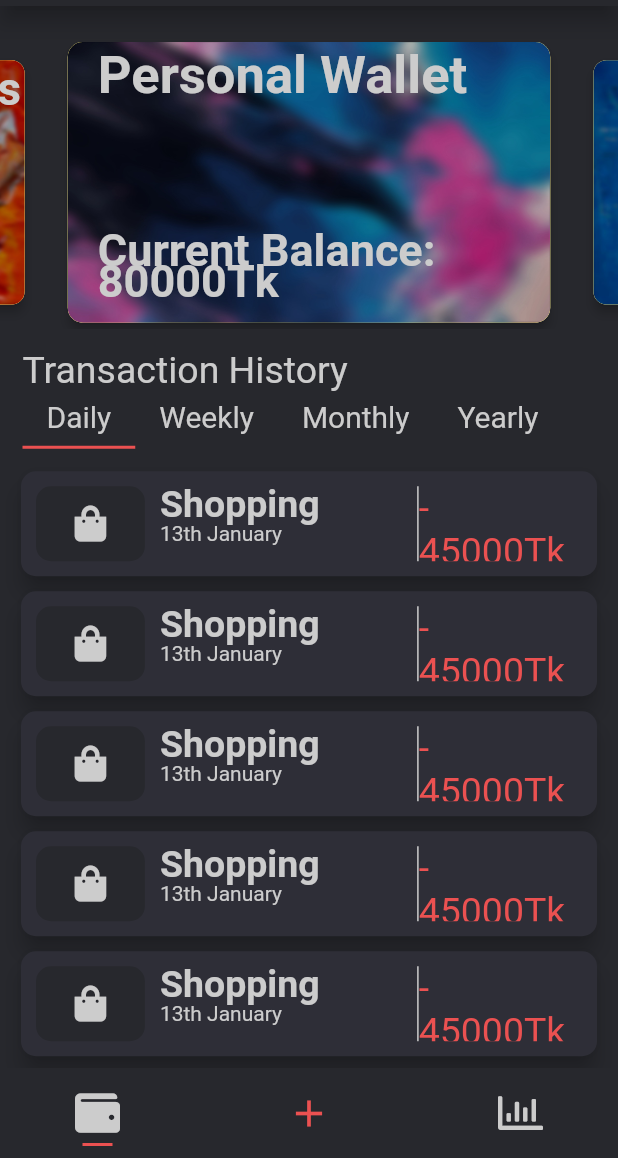
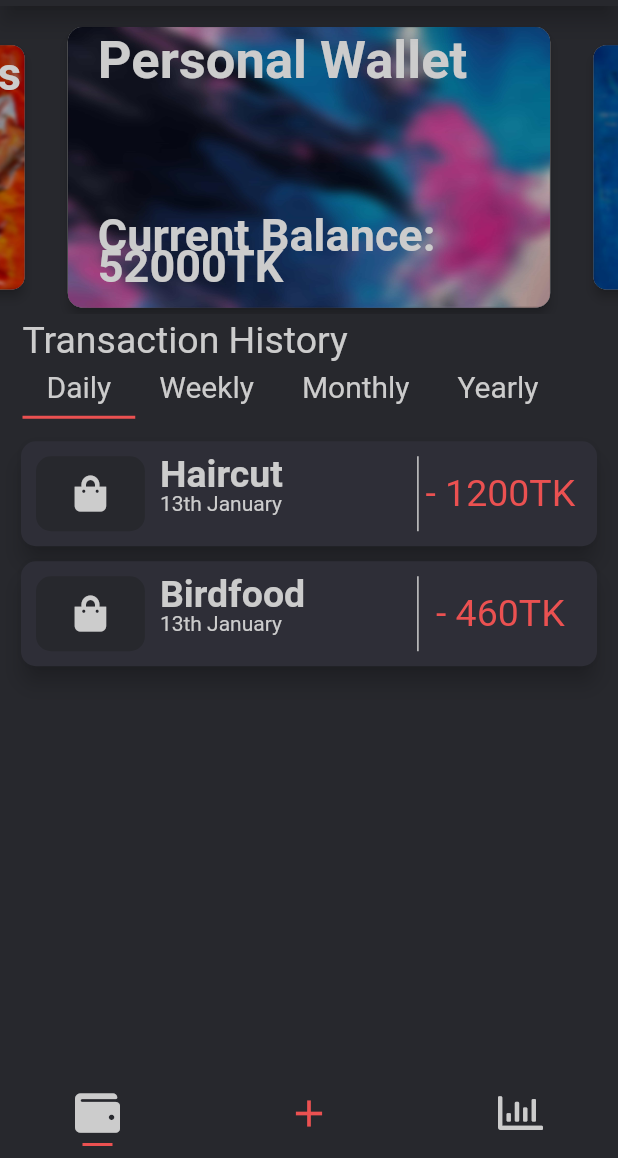
Before and after one commit to WorkWithAfridi/MY-WALLET, a Flutter app: the screen it shows after launch, on a phone screen of 412 x 824 dp, the part 78-1236 px from its top. Run offline on Flutter 3.47's test engine with Material 2 defaults, Android fonts, the phone set to English and light mode, and no system bars; drawn by our look-alikes of avatar_glow, carousel_slider; our stand-ins replace fl_chart, font_awesome_flutter, google_fonts, lottie; Roboto replaces fonts that are missing (Dongle).

Commit message:
Added Provider classes for userData

```diff
--- a/lib/main.dart
+++ b/lib/main.dart
@@ -1,4 +1,5 @@
 import 'package:flutter/material.dart';
+import 'package:my_wallet/model/userData.dart';
 import 'package:my_wallet/page/addTransaction.dart';
 import 'package:my_wallet/page/dashboard.dart';
 import 'package:my_wallet/page/homepage.dart';
@@ -19,6 +20,7 @@ class MyApp extends StatelessWidget {
     return MultiProvider(
       providers: [
         Provider(create: (context) => AppData()),
+        ChangeNotifierProvider(create: (context)=>UserData())
       ],
       child: MaterialApp(
         title: 'Flutter Demo',
--- /dev/null
+++ b/lib/model/transaction.dart
@@ -0,0 +1,8 @@
+class Transaction {
+  late bool isIncome;
+  late String amount;
+  late String title;
+  late String summary;
+
+  Transaction.name(this.isIncome, this.amount, this.title, this.summary);
+}
--- /dev/null
+++ b/lib/model/userData.dart
@@ -0,0 +1,23 @@
+import 'package:flutter/cupertino.dart';
+import 'package:my_wallet/model/transaction.dart';
+
+class UserData extends ChangeNotifier{
+  late String userName;
+  late String userWallet;
+  late String userExpenses;
+  late String userSaving;
+  late List<Transaction> userTransactions;
+  UserData();
+  void updateData(String name, String wallet, String expenses, String savings,
+      List<Transaction> transactions) {
+    userName = name;
+    userWallet = wallet;
+    userExpenses = expenses;
+    userSaving = savings;
+    userTransactions = transactions;
+  }
+  void addTransaction(Transaction someTransaction){
+    userTransactions.add(someTransaction);
+    notifyListeners();
+  }
+}
--- a/lib/page/homepage.dart
+++ b/lib/page/homepage.dart
@@ -2,6 +2,8 @@ import 'package:avatar_glow/avatar_glow.dart';
 import 'package:carousel_slider/carousel_slider.dart';
 import 'package:flutter/material.dart';
 import 'package:font_awesome_flutter/font_awesome_flutter.dart';
+import 'package:my_wallet/model/transaction.dart';
+import 'package:my_wallet/model/userData.dart';
 import 'package:my_wallet/page/addTransaction.dart';
 import 'package:my_wallet/page/dashboard.dart';
 import 'package:my_wallet/provider/appData.dart';
@@ -32,8 +34,13 @@ class _HomePageState extends State<HomePage> with TickerProviderStateMixin {
     normalHighLightTextStyle = appData.normalHighLightTextStyle;
     carouselSliderController = CarouselController();
     tabController = TabController(length: 4, vsync: this);
+    userData = Provider.of<UserData>(context, listen: false);
+    userData.updateData("Khondakar Afridi", '52000', '12000', '15000', []);
+    userData.addTransaction(Transaction.name(false, '1200', 'Haircut', ''));
+    userData.addTransaction(Transaction.name(false, '460', 'Birdfood', ''));
   }
 
+  late UserData userData;
   @override
   void initState() {
     getData(context);
@@ -86,7 +93,7 @@ class _HomePageState extends State<HomePage> with TickerProviderStateMixin {
                     crossAxisAlignment: CrossAxisAlignment.start,
                     children: [
                       const SizedBox(
-                        height: 20,
+                        height: 10,
                       ),
                       Container(
                         // height: 200,
@@ -107,11 +114,12 @@ class _HomePageState extends State<HomePage> with TickerProviderStateMixin {
                             enlargeCenterPage: true,
                             reverse: false,
                             enableInfiniteScroll: false,
-                              scrollPhysics: const BouncingScrollPhysics()),
+                            scrollPhysics: const BouncingScrollPhysics(),
+                          ),
                         ),
                       ),
                       const SizedBox(
-                        height: 20,
+                        height: 10,
                       ),
                       Padding(
                         padding: const EdgeInsets.symmetric(horizontal: 15.0),
@@ -164,7 +172,7 @@ class _HomePageState extends State<HomePage> with TickerProviderStateMixin {
                       Padding(
                         padding: const EdgeInsets.symmetric(horizontal: 10),
                         child: ListView.builder(
-                          itemCount: 12,
+                          itemCount: userData.userTransactions.length,
                           shrinkWrap: true,
                           physics: const NeverScrollableScrollPhysics(),
                           itemBuilder: (BuildContext context, int itemIndex) {
@@ -224,7 +232,10 @@ class _HomePageState extends State<HomePage> with TickerProviderStateMixin {
                                                   MainAxisAlignment.center,
                                               children: [
                                                 Text(
-                                                  'Shopping',
+                                                  userData
+                                                      .userTransactions[
+                                                          itemIndex]
+                                                      .title,
                                                   style: headerTextStyleWhite,
                                                 ),
                                                 Text(
@@ -246,10 +257,10 @@ class _HomePageState extends State<HomePage> with TickerProviderStateMixin {
                                           width: double.infinity,
                                           alignment: Alignment.center,
                                           child: Text(
-                                            '- 45000Tk',
+                                            '${userData.userTransactions[itemIndex].isIncome ? '+' : '-'} ${userData.userTransactions[itemIndex].amount}TK',
                                             style: normalTextStyle.copyWith(
                                                 fontSize: 25,
-                                                color: Theme.of(context)
+                                                color: userData.userTransactions[itemIndex].isIncome ? Colors.green: Theme.of(context)
                                                     .colorScheme
                                                     .primary),
                                           ),
@@ -350,17 +361,17 @@ class _HomePageState extends State<HomePage> with TickerProviderStateMixin {
     if (itemIndex == 0) {
       title = 'Personal Expenses';
       subtitle = 'Total Spendings:';
-      amount = '12000Tk';
+      amount = userData.userExpenses;
     }
     if (itemIndex == 1) {
       title = 'Personal Wallet';
       subtitle = 'Current Balance:';
-      amount = '80000Tk';
+      amount = userData.userWallet;
     }
     if (itemIndex == 2) {
       title = 'Personal Saving';
       subtitle = 'Total Saving:';
-      amount = '34000Tk';
+      amount = userData.userSaving;
     }
     return Card(
       shape: const RoundedRectangleBorder(
@@ -372,8 +383,8 @@ class _HomePageState extends State<HomePage> with TickerProviderStateMixin {
       child: Container(
         height: double.infinity,
         width: double.infinity,
-        decoration: const BoxDecoration(
-          color: Colors.yellow,
+        decoration: BoxDecoration(
+          color: Theme.of(context).colorScheme.onBackground,
           borderRadius: BorderRadius.all(
             Radius.circular(10),
           ),
@@ -415,7 +426,7 @@ class _HomePageState extends State<HomePage> with TickerProviderStateMixin {
               left: 20,
               right: 0,
               child: Text(
-                amount,
+                '${amount}TK',
                 style: headerTextStyleWhite.copyWith(fontSize: 30),
               ),
             )
```
Also changed, not shown: lib/page/addTransaction.dart (+21 -4 lines), lib/page/dashboard.dart (+6 -3 lines), asset/cardBackground/color (1).jpg, asset/cardBackground/color (2).jpg. Lines whose indentation alone changed are shown as unchanged.
